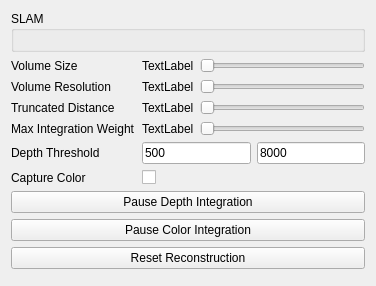
The window that intern/src/editor_gui/edit_inspector_slam.ui (swantmon/saltwater) describes before a commit, drawn with Qt 5.
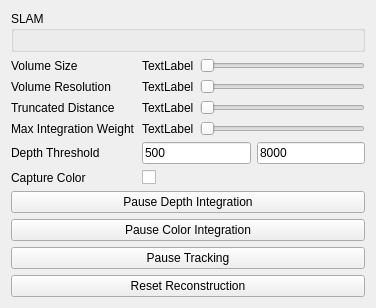
The same window after the commit.

Commit message: Add button to pause tracking

Diff of the .ui file:
```diff
--- a/intern/src/editor_gui/edit_inspector_slam.ui
+++ b/intern/src/editor_gui/edit_inspector_slam.ui
@@ -189,6 +189,13 @@
      </property>
     </widget>
    </item>
+   <item>
+    <widget class="QPushButton" name="m_pPauseTrackingButton">
+     <property name="text">
+      <string>Pause Tracking</string>
+     </property>
+    </widget>
+   </item>
    <item>
     <widget class="QPushButton" name="m_pResetButton">
      <property name="text">
```
Left out of the diff: 17 changed lines with no effect on the pictures. The commit also changes 8 other files.
